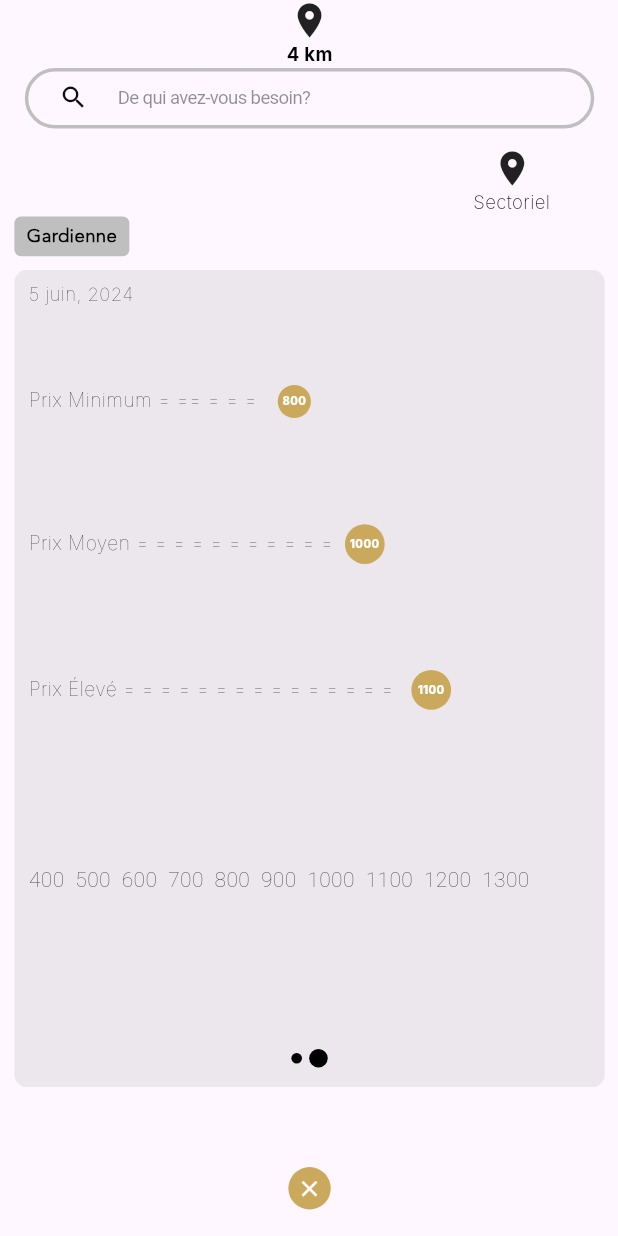
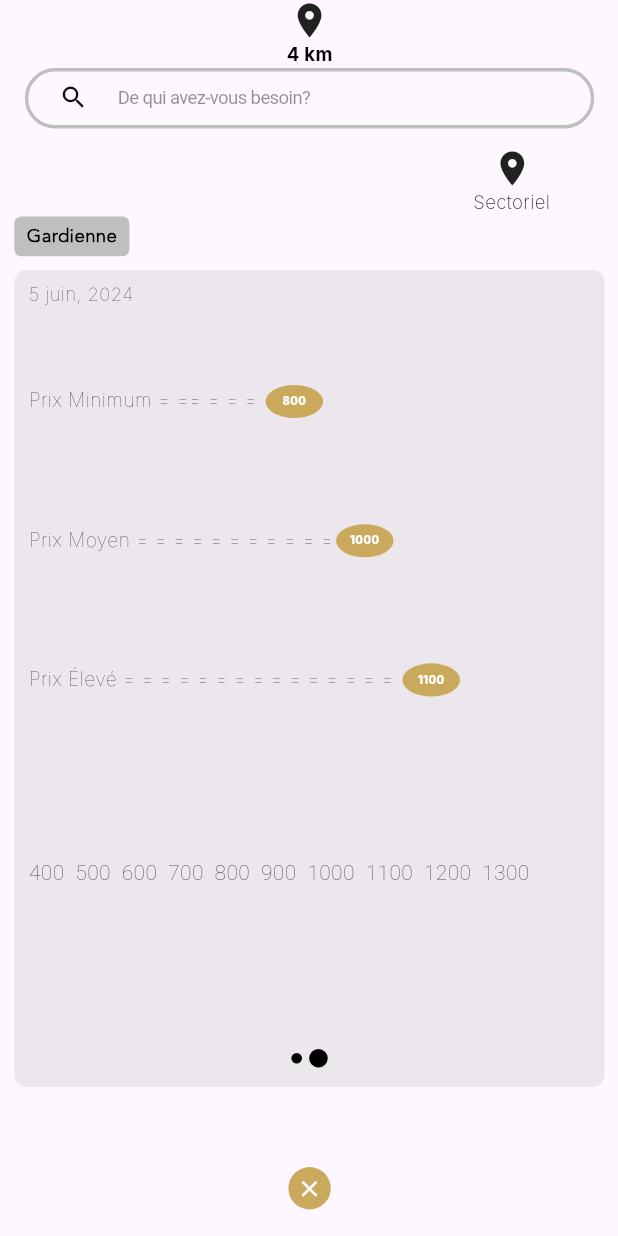
Before and after one commit to maazkhurshid60/bips-app, a Flutter app: the CashPriceView screen opened directly, swiped to page 2, on a phone screen of 412 x 824 dp. Run offline on Flutter 3.47's test engine with Material 3 defaults, Android fonts, the phone set to English and light mode, and no system bars; our stand-ins replace flutter_screenutil, flutter_svg, get; Roboto replaces fonts that are missing (Inter).

Commit message:
just check

```diff
--- a/lib/app/modules/home/views/cashprice_view.dart
+++ b/lib/app/modules/home/views/cashprice_view.dart
@@ -350,7 +350,7 @@ class Item2 extends StatelessWidget {
                   ),
                 ),
                 decoration: const ShapeDecoration(
-                    color: AppColors.golden, shape: CircleBorder()),
+                    color: AppColors.golden, shape: OvalBorder()),
               ),
             ],
           ),
@@ -371,7 +371,7 @@ class Item2 extends StatelessWidget {
               ),
               SizedBox(width: 2.w),
               Container(
-                height: 30.h,
+                height: 25.h,
                 alignment: Alignment.center,
                 width: 40.w,
                 child: Text(
@@ -386,7 +386,7 @@ class Item2 extends StatelessWidget {
                   ),
                 ),
                 decoration: const ShapeDecoration(
-                    color: AppColors.golden, shape: CircleBorder()),
+                    color: AppColors.golden, shape: OvalBorder()),
               ),
             ],
           ),
@@ -407,7 +407,7 @@ class Item2 extends StatelessWidget {
               ),
               SizedBox(width: 2.w),
               Container(
-                height: 30.h,
+                height: 25.h,
                 alignment: Alignment.center,
                 width: 40.w,
                 child: Text(
@@ -422,7 +422,7 @@ class Item2 extends StatelessWidget {
                   ),
                 ),
                 decoration: const ShapeDecoration(
-                    color: AppColors.golden, shape: CircleBorder()),
+                    color: AppColors.golden, shape: OvalBorder()),
               ),
             ],
           ),
--- a/lib/app/modules/home/views/more_option_view.dart
+++ b/lib/app/modules/home/views/more_option_view.dart
@@ -167,7 +167,7 @@ class MoreOptionView extends GetView<HomeController> {
                         color: Colors.white,
                       ),
                       decoration: const ShapeDecoration(
-                          color: AppColors.golden, shape: OvalBorder()),
+                          color: AppColors.golden, shape: CircleBorder()),
                     ),
                   ),
                 ],
@@ -214,7 +214,7 @@ class MoreOptionView extends GetView<HomeController> {
                         color: Colors.white,
                       ),
                       decoration: const ShapeDecoration(
-                          color: AppColors.golden, shape: OvalBorder()),
+                          color: AppColors.golden, shape: CircleBorder()),
                     ),
                   ),
                 ],
@@ -261,7 +261,7 @@ class MoreOptionView extends GetView<HomeController> {
                         color: Colors.white,
                       ),
                       decoration: const ShapeDecoration(
-                          color: AppColors.golden, shape: OvalBorder()),
+                          color: AppColors.golden, shape: CircleBorder()),
                     ),
                   ),
                 ],
```
